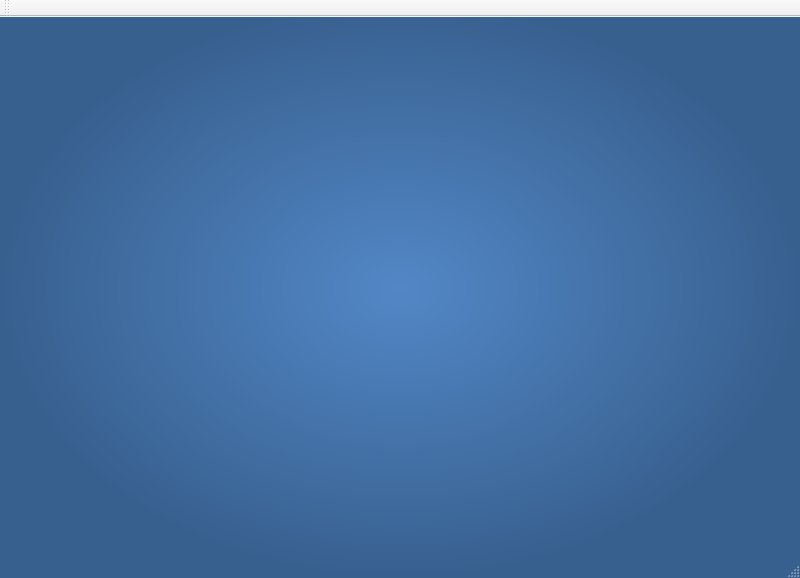
The window that Software-Engineering/mainwindow.ui (WBatt/Software-Engineering) describes before a commit, drawn with Qt 5.
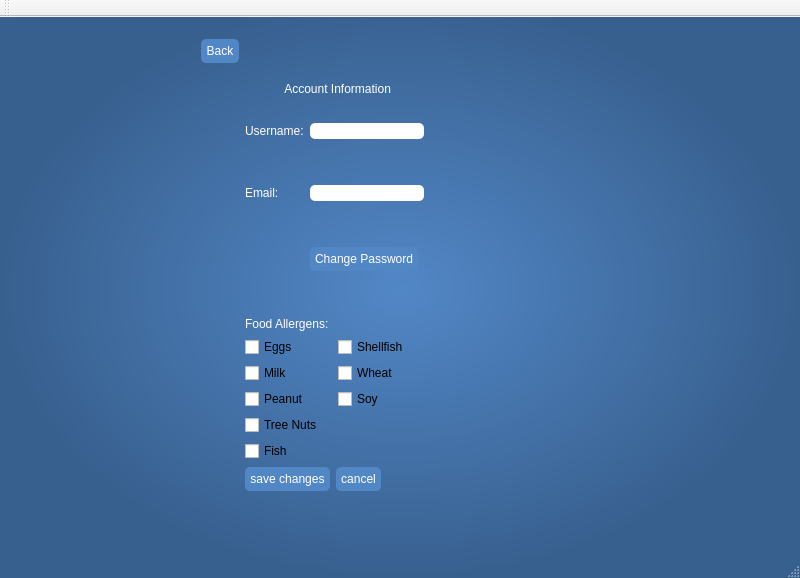
The same window after the commit. The open tabs and pages were chosen to show the change. Icons and pictures are not drawn.

Commit message:
- add profile edit page
added a  first pass at a new page for when the user wants to edit info
on there profile

Diff of the .ui file:
```diff
--- a/Software-Engineering/mainwindow.ui
+++ b/Software-Engineering/mainwindow.ui
@@ -566,13 +566,346 @@
        <widget class="QWidget" name="verticalLayoutWidget">
         <property name="geometry">
          <rect>
-          <x>-10</x>
-          <y>-10</y>
-          <width>791</width>
-          <height>521</height>
+          <x>0</x>
+          <y>0</y>
+          <width>781</width>
+          <height>501</height>
          </rect>
         </property>
-        <layout class="QVBoxLayout" name="verticalLayout_7"/>
+        <layout class="QHBoxLayout" name="horizontalLayout_6">
+         <item>
+          <spacer name="horizontalSpacer_12">
+           <property name="orientation">
+            <enum>Qt::Horizontal</enum>
+           </property>
+           <property name="sizeHint" stdset="0">
+            <size>
+             <width>40</width>
+             <height>20</height>
+            </size>
+           </property>
+          </spacer>
+         </item>
+         <item>
+          <layout class="QFormLayout" name="formLayout">
+           <property name="sizeConstraint">
+            <enum>QLayout::SetDefaultConstraint</enum>
+           </property>
+           <item row="0" column="0">
+            <widget class="QPushButton" name="pushButton">
+             <property name="text">
+              <string>Back</string>
+             </property>
+            </widget>
+           </item>
+          </layout>
+         </item>
+         <item>
+          <layout class="QVBoxLayout" name="verticalLayout_7">
+           <item>
+            <spacer name="verticalSpacer_14">
+             <property name="orientation">
+              <enum>Qt::Vertical</enum>
+             </property>
+             <property name="sizeHint" stdset="0">
+              <size>
+               <width>20</width>
+               <height>40</height>
+              </size>
+             </property>
+            </spacer>
+           </item>
+           <item>
+            <spacer name="verticalSpacer_11">
+             <property name="orientation">
+              <enum>Qt::Vertical</enum>
+             </property>
+             <property name="sizeHint" stdset="0">
+              <size>
+               <width>20</width>
+               <height>40</height>
+              </size>
+             </property>
+            </spacer>
+           </item>
+           <item>
+            <widget class="QLabel" name="label_4">
+             <property name="text">
+              <string>            Account Information</string>
+             </property>
+            </widget>
+           </item>
+           <item>
+            <spacer name="verticalSpacer_13">
+             <property name="orientation">
+              <enum>Qt::Vertical</enum>
+             </property>
+             <property name="sizeHint" stdset="0">
+              <size>
+               <width>20</width>
+               <height>40</height>
+              </size>
+             </property>
+            </spacer>
+           </item>
+           <item>
+            <layout class="QFormLayout" name="formLayout_10">
+             <item row="0" column="0">
+              <widget class="QLabel" name="label_2">
+               <property name="text">
+                <string>Username:</string>
+               </property>
+              </widget>
+             </item>
+             <item row="0" column="1">
+              <widget class="QLineEdit" name="lineEdit">
+               <property name="enabled">
+                <bool>false</bool>
+               </property>
+              </widget>
+             </item>
+             <item row="1" column="0">
+              <spacer name="verticalSpacer_8">
+               <property name="orientation">
+                <enum>Qt::Vertical</enum>
+               </property>
+               <property name="sizeHint" stdset="0">
+                <size>
+                 <width>20</width>
+                 <height>40</height>
+                </size>
+               </property>
+              </spacer>
+             </item>
+             <item row="2" column="0">
+              <widget class="QLabel" name="label_3">
+               <property name="text">
+                <string>Email:</string>
+               </property>
+              </widget>
+             </item>
+             <item row="2" column="1">
+              <widget class="QLineEdit" name="lineEdit_2">
+               <property name="enabled">
+                <bool>false</bool>
+               </property>
+              </widget>
+             </item>
+             <item row="3" column="0">
+              <spacer name="verticalSpacer_9">
+               <property name="orientation">
+                <enum>Qt::Vertical</enum>
+               </property>
+               <property name="sizeHint" stdset="0">
+                <size>
+                 <width>20</width>
+                 <height>40</height>
+                </size>
+               </property>
+              </spacer>
+             </item>
+             <item row="4" column="0">
+              <spacer name="horizontalSpacer_9">
+               <property name="orientation">
+                <enum>Qt::Horizontal</enum>
+               </property>
+               <property name="sizeHint" stdset="0">
+                <size>
+                 <width>40</width>
+                 <height>20</height>
+                </size>
+               </property>
+              </spacer>
+             </item>
+             <item row="5" column="1">
+              <spacer name="verticalSpacer_10">
+               <property name="orientation">
+                <enum>Qt::Vertical</enum>
+               </property>
+               <property name="sizeHint" stdset="0">
+                <size>
+                 <width>20</width>
+                 <height>40</height>
+                </size>
+               </property>
+              </spacer>
+             </item>
+             <item row="6" column="0" colspan="2">
+              <widget class="QLabel" name="label_5">
+               <property name="text">
+                <string>Food Allergens:</string>
+               </property>
+              </widget>
+             </item>
+             <item row="4" column="1">
+              <widget class="QPushButton" name="pushButton_6">
+               <property name="sizePolicy">
+                <sizepolicy hsizetype="Fixed" vsizetype="Fixed">
+                 <horstretch>0</horstretch>
+                 <verstretch>0</verstretch>
+                </sizepolicy>
+               </property>
+               <property name="text">
+                <string>Change Password</string>
+               </property>
+              </widget>
+             </item>
+            </layout>
+           </item>
+           <item>
+            <layout class="QGridLayout" name="gridLayout">
+             <item row="4" column="0">
+              <widget class="QCheckBox" name="checkBox_4">
+               <property name="text">
+                <string>Tree Nuts</string>
+               </property>
+              </widget>
+             </item>
+             <item row="1" column="0">
+              <widget class="QCheckBox" name="checkBox">
+               <property name="text">
+                <string>Eggs</string>
+               </property>
+              </widget>
+             </item>
+             <item row="3" column="0">
+              <widget class="QCheckBox" name="checkBox_3">
+               <property name="text">
+                <string>Peanut</string>
+               </property>
+              </widget>
+             </item>
+             <item row="2" column="0">
+              <widget class="QCheckBox" name="checkBox_2">
+               <property name="text">
+                <string>Milk</string>
+               </property>
+              </widget>
+             </item>
+             <item row="5" column="0">
+              <widget class="QCheckBox" name="checkBox_5">
+               <property name="text">
+                <string>Fish</string>
+               </property>
+              </widget>
+             </item>
+             <item row="3" column="1">
+              <widget class="QCheckBox" name="checkBox_6">
+               <property name="text">
+                <string>Soy</string>
+               </property>
+              </widget>
+             </item>
+             <item row="2" column="1">
+              <widget class="QCheckBox" name="checkBox_7">
+               <property name="text">
+                <string>Wheat</string>
+               </property>
+              </widget>
+             </item>
+             <item row="1" column="1">
+              <widget class="QCheckBox" name="checkBox_8">
+               <property name="text">
+                <string>Shellfish</string>
+               </property>
+              </widget>
+             </item>
+            </layout>
+           </item>
+           <item>
+            <layout class="QFormLayout" name="formLayout_9">
+             <item row="0" column="0">
+              <widget class="QPushButton" name="pushButton_4">
+               <property name="text">
+                <string>save changes</string>
+               </property>
+              </widget>
+             </item>
+             <item row="0" column="1">
+              <widget class="QPushButton" name="pushButton_5">
+               <property name="sizePolicy">
+                <sizepolicy hsizetype="Fixed" vsizetype="Fixed">
+                 <horstretch>0</horstretch>
+                 <verstretch>0</verstretch>
+                </sizepolicy>
+               </property>
+               <property name="minimumSize">
+                <size>
+                 <width>20</width>
+                 <height>0</height>
+                </size>
+               </property>
+               <property name="baseSize">
+                <size>
+                 <width>20</width>
+                 <height>0</height>
+                </size>
+               </property>
+               <property name="text">
+                <string>cancel</string>
+               </property>
+              </widget>
+             </item>
+             <item row="1" column="0">
+              <spacer name="verticalSpacer_12">
+               <property name="orientation">
+                <enum>Qt::Vertical</enum>
+               </property>
+               <property name="sizeHint" stdset="0">
+                <size>
+                 <width>20</width>
+                 <height>40</height>
+                </size>
+               </property>
+              </spacer>
+             </item>
+             <item row="1" column="1">
+              <spacer name="horizontalSpacer_10">
+               <property name="orientation">
+                <enum>Qt::Horizontal</enum>
+               </property>
+               <property name="sizeHint" stdset="0">
+                <size>
+                 <width>40</width>
+                 <height>20</height>
+                </size>
+               </property>
+              </spacer>
+             </item>
+            </layout>
+           </item>
+          </layout>
+         </item>
+         <item>
+          <spacer name="horizontalSpacer_11">
+           <property name="orientation">
+            <enum>Qt::Horizontal</enum>
+           </property>
+           <property name="sizeHint" stdset="0">
+            <size>
+             <width>40</width>
+             <height>20</height>
+            </size>
+           </property>
+          </spacer>
+         </item>
+         <item>
+          <spacer name="horizontalSpacer_7">
+           <property name="orientation">
+            <enum>Qt::Horizontal</enum>
+           </property>
+           <property name="sizeType">
+            <enum>QSizePolicy::Expanding</enum>
+           </property>
+           <property name="sizeHint" stdset="0">
+            <size>
+             <width>150</width>
+             <height>20</height>
+            </size>
+           </property>
+          </spacer>
+         </item>
+        </layout>
        </widget>
       </widget>
      </widget>
```
Left out of the diff: 6 changed lines with no effect on the pictures.
